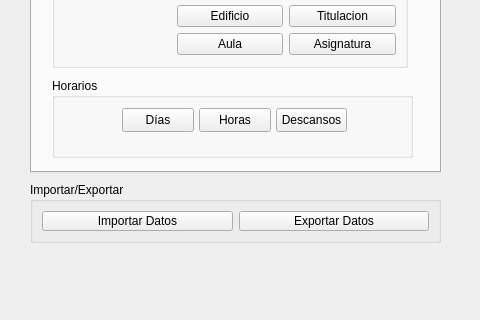
Old version of the form Aplicacion/interfaces/Ui/MainWindow.ui in the repository nestorgranado/URJC-TFG-Aplicacion-para-la-gestion-de-horarios-y-examenes-en-la-universidad; both pictures show x 90 to 570 and y 148 to 468 of the 656 by 468 pixel window.
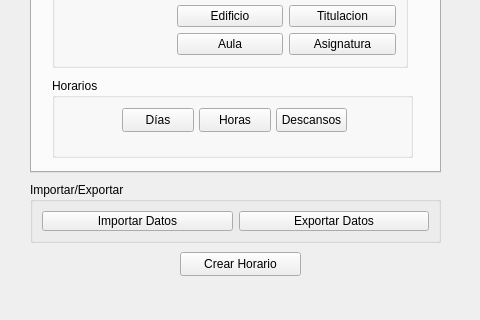
New version of the form.

The edit to the form file:
```diff
--- a/Aplicacion/interfaces/Ui/MainWindow.ui
+++ b/Aplicacion/interfaces/Ui/MainWindow.ui
@@ -247,6 +247,19 @@
      </item>
     </layout>
    </widget>
+   <widget class="QPushButton" name="crearHorario">
+    <property name="geometry">
+     <rect>
+      <x>270</x>
+      <y>400</y>
+      <width>121</width>
+      <height>24</height>
+     </rect>
+    </property>
+    <property name="text">
+     <string>Crear Horario</string>
+    </property>
+   </widget>
   </widget>
  </widget>
  <resources/>
```
